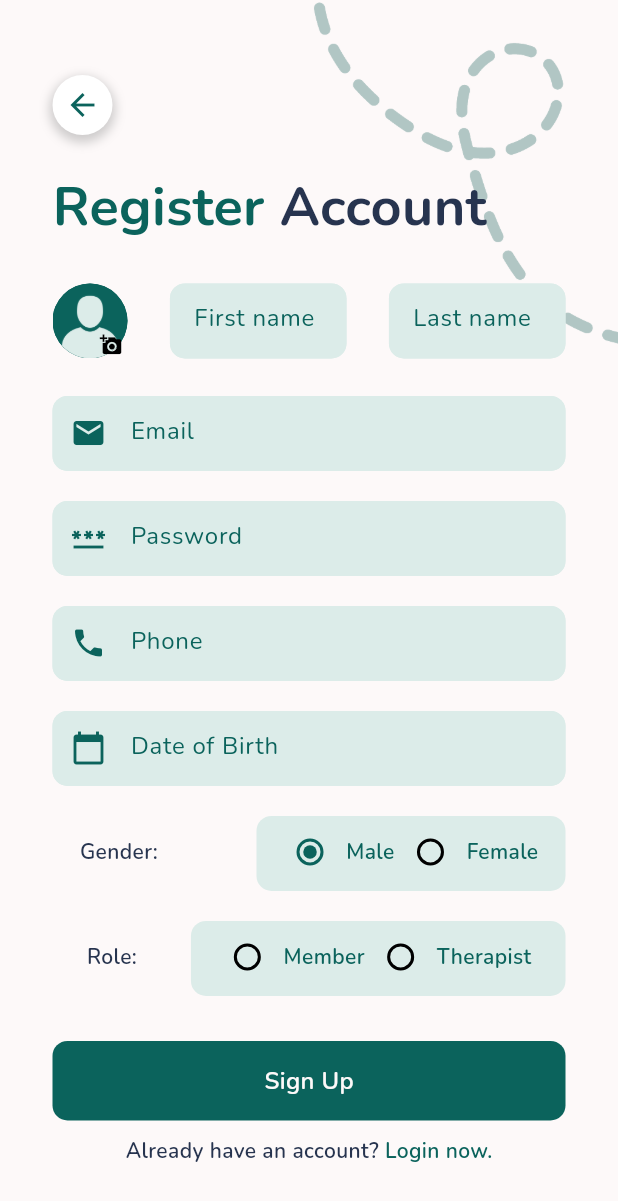
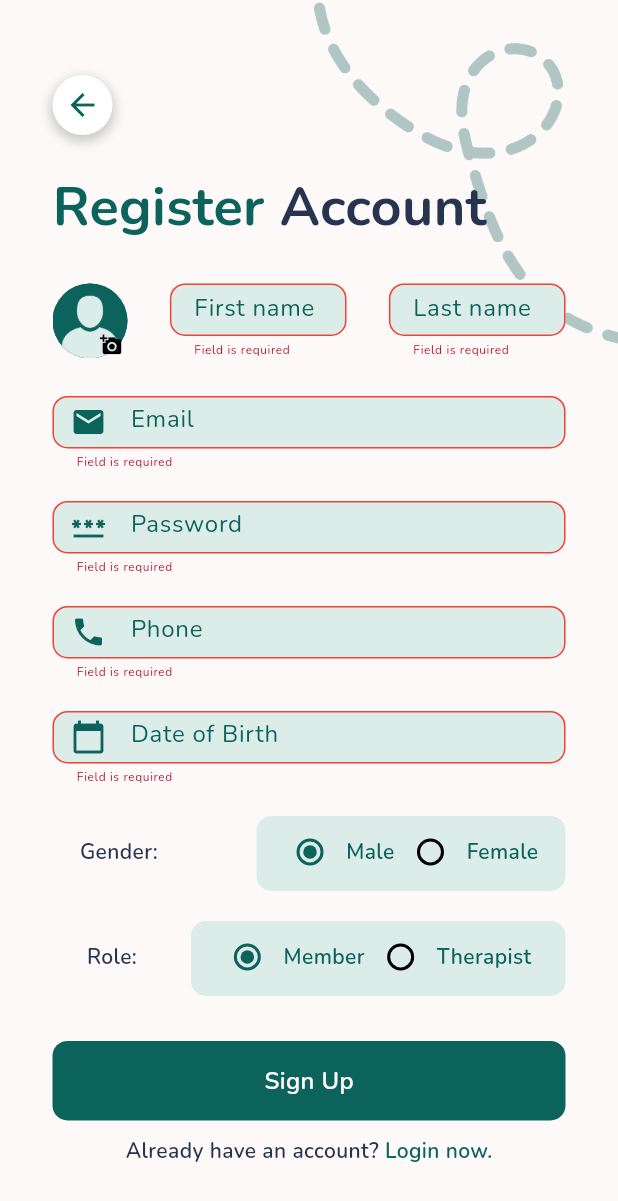
Before and after one commit to Dalton-G/Pocket-Pal, a Flutter app: the RegisterPage screen opened directly with empty values, after a tap on "Sign Up", on a phone screen of 412 x 824 dp. Shown: the top 1201 px of the screen. Run offline on Flutter 3.47's test engine with Material 3 defaults, Android fonts, the phone set to English and light mode, and no system bars; our stand-ins replace cloud_firestore, firebase_auth, firebase_core, google_nav_bar, image_picker, lottie and 1 more; missing offline and left inert: zego_uikit_prebuilt_call, zego_uikit_signaling_plugin, zego_zimkit; accounts and stored records are empty.

Commit message:
feat: completed registration page with full functionality

```diff
--- a/lib/src/auth/main_page.dart
+++ b/lib/src/auth/main_page.dart
@@ -38,11 +38,11 @@ class MainPageState extends State<MainPage> {
                 return const AuthPage();
               } else {
                 final String role = userModel.role;
-                if (role == 'member') {
+                if (role == 'member' || role == 'Member') {
                   return const MemberNavigator();
-                } else if (role == 'admin') {
+                } else if (role == 'admin' || role == 'Admin') {
                   return const AdminHomePage();
-                } else if (role == 'therapist') {
+                } else if (role == 'therapist' || role == 'Therapist') {
                   return const TherapistHomePage();
                 } else {
                   return const Text('Role not recognized.');
--- a/lib/src/auth/register_page.dart
+++ b/lib/src/auth/register_page.dart
@@ -4,17 +4,15 @@ import 'dart:typed_data';
 
 import 'package:flutter/material.dart';
 import 'package:image_picker/image_picker.dart';
-import 'package:pocket_pal/src/providers/role_provider.dart';
 import 'package:pocket_pal/src/providers/user_provider.dart';
 import 'package:pocket_pal/src/utils/pickImage.dart';
 import 'package:pocket_pal/src/widgets/auth/authButton.dart';
 import 'package:pocket_pal/src/widgets/auth/avatarAdd.dart';
 import 'package:pocket_pal/src/widgets/auth/dateTextFields.dart';
 import 'package:pocket_pal/src/widgets/auth/emailTextFields.dart';
-import 'package:pocket_pal/src/widgets/auth/genderSelector.dart';
+import 'package:pocket_pal/src/widgets/auth/radioSelector.dart';
 import 'package:pocket_pal/src/widgets/auth/nameTextFields.dart';
 import 'package:pocket_pal/src/widgets/auth/phoneTextFields.dart';
-import 'package:pocket_pal/src/widgets/auth/authTextFields.dart';
 import 'package:pocket_pal/src/widgets/auth/pwTextFields.dart';
 import 'package:pocket_pal/theme/app_theme.dart';
 import 'package:provider/provider.dart';
@@ -27,8 +25,8 @@ class RegisterPage extends StatefulWidget {
   State<RegisterPage> createState() => _RegisterPageState();
 }
 
-List<String> genderOptions = ['male', 'female'];
-List<String> roleOptions = ['member', 'therapist'];
+List<String> genderOptions = ['Male', 'Female'];
+List<String> roleOptions = ['Member', 'Therapist'];
 
 class _RegisterPageState extends State<RegisterPage> {
   Uint8List? _image;
@@ -38,8 +36,6 @@ class _RegisterPageState extends State<RegisterPage> {
   final _passwordController = TextEditingController();
   final _phoneNumController = TextEditingController();
   final _dobController = TextEditingController();
-  final _genderController = TextEditingController();
-  final _roleController = TextEditingController();
   final _formKey = GlobalKey<FormState>();
 
   void selectImage() async {
@@ -58,8 +54,30 @@ class _RegisterPageState extends State<RegisterPage> {
     _passwordController.dispose();
     _phoneNumController.dispose();
     _dobController.dispose();
-    _genderController.dispose();
-    _roleController.dispose();
+  }
+
+  void _validateAndSignUp(BuildContext context) async {
+    if (_formKey.currentState!.validate()) {
+      try {
+        await context.read<UserProvider>().signUp(
+              _emailController.text.trim(),
+              _passwordController.text.trim(),
+              _firstNameController.text.trim(),
+              _lastNameController.text.trim(),
+              _phoneNumController.text.trim(),
+              currentGender,
+              currentRole,
+              _dobController.text.trim(),
+            );
+      } catch (error) {
+        ScaffoldMessenger.of(context).showSnackBar(
+          SnackBar(
+            content: Text("Error registering user: $error"),
+            backgroundColor: Colors.red,
+          ),
+        );
+      }
+    }
   }
 
   String currentGender = genderOptions[0];
@@ -175,11 +193,13 @@ class _RegisterPageState extends State<RegisterPage> {
                                 Text("Gender: ", style: AppTheme.smallTextGrey),
                                 SizedBox(width: 1),
                                 RadioSelection(
-                                  option1: "Male",
-                                  option2: "Female",
-                                  currentGender: currentGender,
+                                  option1: genderOptions[0],
+                                  option2: genderOptions[1],
+                                  groupValue: currentGender,
                                   onChanged: (value) {
-                                    setState(() => currentGender = value);
+                                    setState(() {
+                                      currentGender = value;
+                                    });
                                   },
                                 ),
                               ],
@@ -202,11 +222,13 @@ class _RegisterPageState extends State<RegisterPage> {
                               children: [
                                 Text("Role: ", style: AppTheme.smallTextGrey),
                                 RadioSelection(
-                                  option1: "Member",
-                                  option2: "Therapist",
-                                  currentGender: currentRole,
+                                  option1: roleOptions[0],
+                                  option2: roleOptions[1],
+                                  groupValue: currentRole,
                                   onChanged: (value) {
-                                    setState(() => currentRole = value);
+                                    setState(() {
+                                      currentRole = value;
+                                    });
                                   },
                                 ),
                               ],
@@ -216,7 +238,7 @@ class _RegisterPageState extends State<RegisterPage> {
                         const SizedBox(height: 30),
                         AuthButton(
                           buttonText: "Sign Up",
-                          onTap: () {},
+                          onTap: () => _validateAndSignUp(context),
                         ),
                         const SizedBox(height: 10),
                         Row(
--- /dev/null
+++ b/lib/src/models/therapist_model.dart
@@ -0,0 +1,62 @@
+import 'package:cloud_firestore/cloud_firestore.dart';
+import 'package:pocket_pal/src/models/user_model.dart';
+
+class TherapistModel extends UserModel {
+  final String education;
+  final String specialization;
+  final bool is_approved;
+  final double avg_rating;
+
+  TherapistModel({
+    required String id,
+    required String profile_picture,
+    required String first_name,
+    required String last_name,
+    required String email,
+    required String phone,
+    required String gender,
+    required String role,
+    required bool is_banned,
+    required String date_of_birth,
+    required DateTime created_at,
+    required DateTime updated_at,
+    required this.education,
+    required this.specialization,
+    required this.is_approved,
+    required this.avg_rating,
+  }) : super(
+          id: id,
+          profile_picture: profile_picture,
+          first_name: first_name,
+          last_name: last_name,
+          email: email,
+          phone: phone,
+          gender: gender,
+          role: role,
+          is_banned: false,
+          date_of_birth: date_of_birth,
+          created_at: DateTime.now(),
+          updated_at: DateTime.now(),
+        );
+
+  factory TherapistModel.fromDocument(DocumentSnapshot doc) {
+    return TherapistModel(
+      id: doc['id'],
+      profile_picture: doc['profile_picture'],
+      first_name: doc['first_name'],
+      last_name: doc['last_name'],
+      email: doc['email'],
+      phone: doc['phone'],
+      gender: doc['gender'],
+      role: doc['role'],
+      is_banned: doc['is_banned'],
+      date_of_birth: doc['date_of_birth'],
+      created_at: (doc['created_at'] as Timestamp).toDate(),
+      updated_at: (doc['updated_at'] as Timestamp).toDate(),
+      education: doc['education'],
+      specialization: doc['specialization'],
+      is_approved: doc['is_approved'],
+      avg_rating: doc['avg_rating'],
+    );
+  }
+}
--- a/lib/src/models/user_model.dart
+++ b/lib/src/models/user_model.dart
@@ -2,17 +2,29 @@ import 'package:cloud_firestore/cloud_firestore.dart';
 
 class UserModel {
   final String id;
-  final String name;
+  final String profile_picture;
+  final String first_name;
+  final String last_name;
   final String email;
+  final String phone;
+  final String gender;
   final String role;
+  final bool is_banned;
+  final String date_of_birth;
   final DateTime created_at;
   final DateTime updated_at;
 
   UserModel({
     required this.id,
-    required this.name,
+    required this.profile_picture,
+    required this.first_name,
+    required this.last_name,
     required this.email,
+    required this.phone,
+    required this.gender,
     required this.role,
+    required this.is_banned,
+    required this.date_of_birth,
     required this.created_at,
     required this.updated_at,
   });
@@ -20,9 +32,15 @@ class UserModel {
   factory UserModel.fromDocument(DocumentSnapshot doc) {
     return UserModel(
       id: doc['id'],
-      name: doc['name'],
+      profile_picture: doc['profile_picture'],
+      first_name: doc['first_name'],
+      last_name: doc['last_name'],
       email: doc['email'],
+      phone: doc['phone'],
+      gender: doc['gender'],
       role: doc['role'],
+      is_banned: doc['is_banned'],
+      date_of_birth: doc['date_of_birth'],
       created_at: (doc['created_at'] as Timestamp).toDate(),
       updated_at: (doc['updated_at'] as Timestamp).toDate(),
     );
--- a/lib/src/screens/admin/pages/admin_home_page.dart
+++ b/lib/src/screens/admin/pages/admin_home_page.dart
@@ -32,7 +32,7 @@ class AdminHomePage extends StatelessWidget {
                       style: AppTheme.lightH2TextStyle),
                   Text('User Email: ${currentUser.email}',
                       style: AppTheme.lightH2TextStyle),
-                  Text('User Name: ${currentUser.name}',
+                  Text('User Name: ${currentUser.first_name}',
                       style: AppTheme.lightH2TextStyle),
                   Text('User Role: ${currentUser.role}',
                       style: AppTheme.lightH2TextStyle),
--- a/lib/src/screens/patient/pages/member_home_page.dart
+++ b/lib/src/screens/patient/pages/member_home_page.dart
@@ -31,7 +31,7 @@ class MemberHomePage extends StatelessWidget {
                       style: AppTheme.lightH2TextStyle),
                   Text('User Email: ${currentUser.email}',
                       style: AppTheme.lightH2TextStyle),
-                  Text('User Name: ${currentUser.name}',
+                  Text('User Name: ${currentUser.first_name}',
                       style: AppTheme.lightH2TextStyle),
                   Text('User Role: ${currentUser.role}',
                       style: AppTheme.lightH2TextStyle),
--- a/lib/src/widgets/auth/emailTextFields.dart
+++ b/lib/src/widgets/auth/emailTextFields.dart
@@ -30,7 +30,7 @@ class EmailTextFieldState extends State<EmailTextField> {
         validator: (value) {
           if (value == null || value.isEmpty) {
             return 'Field is required';
-          } else if (value.contains('@') && value.contains('.')) {
+          } else if (!(value.contains('@') && value.contains('.'))) {
             return "Invalid email format, must include '@' and '.')";
           }
           return null;
--- a/lib/src/widgets/auth/genderSelector.dart
+++ b/lib/src/widgets/auth/radioSelector.dart
@@ -2,14 +2,14 @@ import 'package:flutter/material.dart';
 import 'package:pocket_pal/theme/app_theme.dart';
 
 class RadioSelection extends StatelessWidget {
-  final String currentGender;
+  final String groupValue;
   final Function(String) onChanged;
   final String option1;
   final String option2;
 
   RadioSelection({
     Key? key,
-    required this.currentGender,
+    required this.groupValue,
     required this.onChanged,
     required this.option1,
     required this.option2,
@@ -17,20 +17,20 @@ class RadioSelection extends StatelessWidget {
 
   @override
   Widget build(BuildContext context) {
-    final List<String> genderOptions = ['male', 'female'];
+    final List<String> options = [option1, option2];
 
     return Row(
       mainAxisAlignment: MainAxisAlignment.start,
       children: [
         Radio(
-          value: genderOptions[0],
-          groupValue: currentGender,
+          value: options[0],
+          groupValue: groupValue,
           onChanged: (value) => onChanged(value.toString()),
         ),
         Text(option1, style: AppTheme.smallTextGreen),
         Radio(
-          value: genderOptions[1],
-          groupValue: currentGender,
+          value: options[1],
+          groupValue: groupValue,
           onChanged: (value) => onChanged(value.toString()),
         ),
         Text(option2, style: AppTheme.smallTextGreen),
```
Also changed, not shown: lib/src/auth/register_page copy.dart (deleted, +0 -332 lines), lib/src/providers/user_provider.dart (+38 -7 lines).
